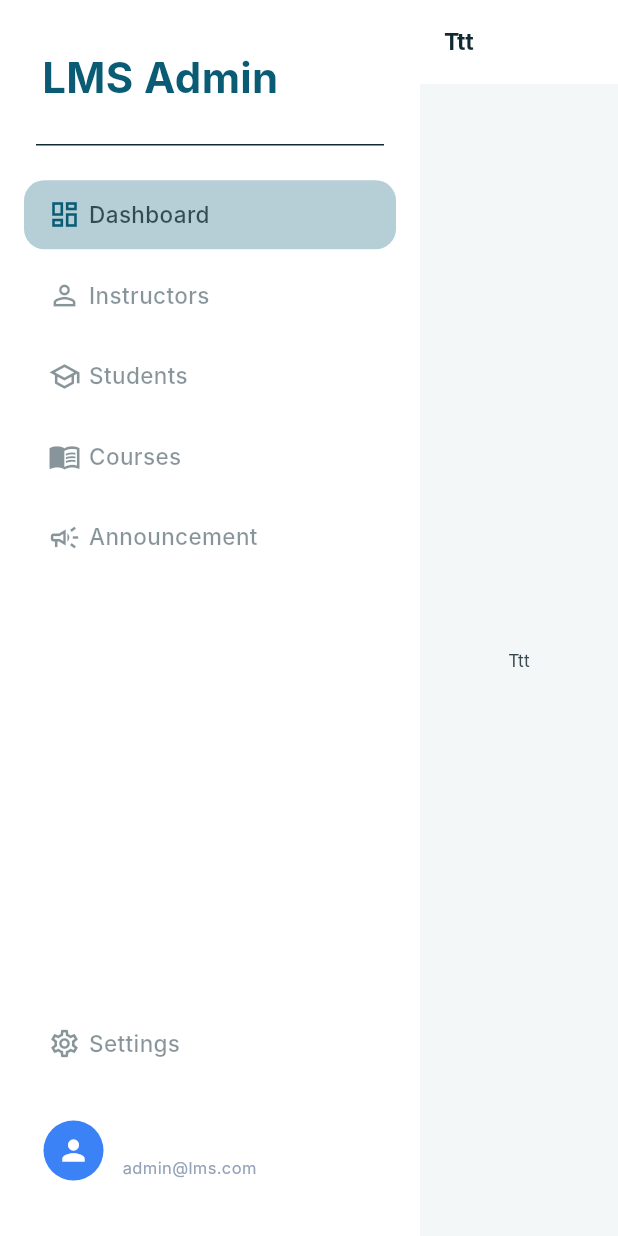
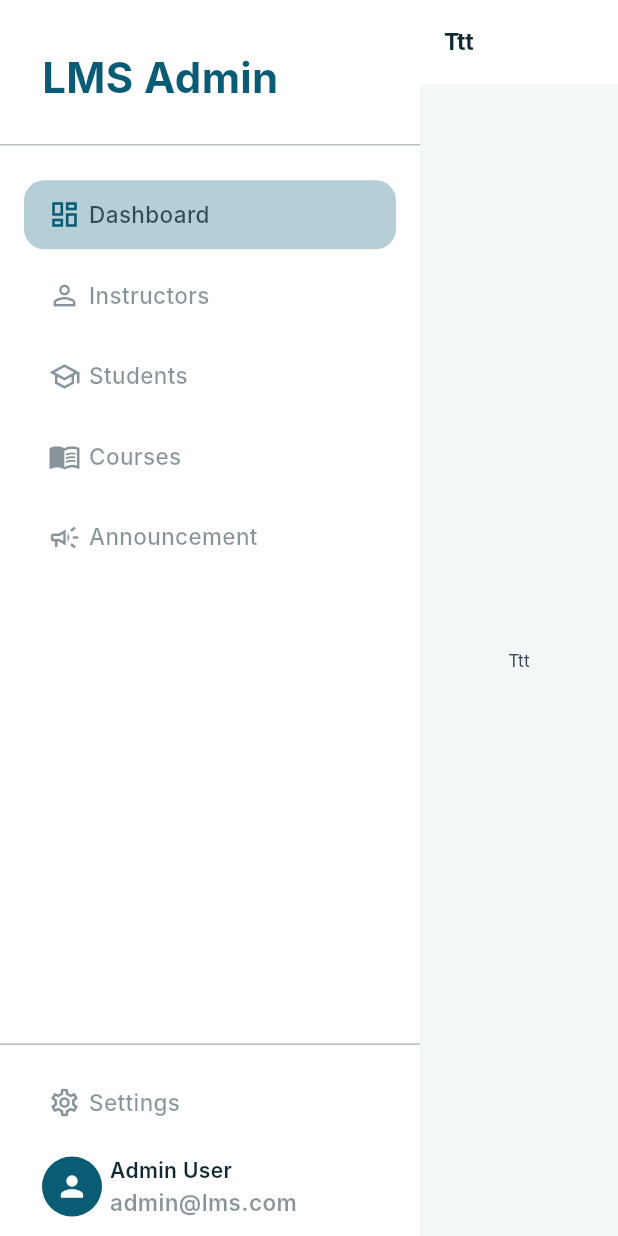
Before and after one commit to Training-Field-Project-SVU-2026/LMS-Admin-Instructor, a Flutter app: the screen it shows after launch, on a phone screen of 412 x 824 dp. Run offline on Flutter 3.47's test engine with Material 3 defaults, Android fonts, the light colour scheme and no system bars; our stand-ins replace dartz, dio, flutter_bloc, flutter_screenutil, get_it, go_router and 1 more; missing offline and left inert: linked_scroll_controller; Roboto replaces fonts that are missing (Inter).

Commit message:
SVU-78 NavBar with error in font size

```diff
--- a/lib/root/navbar.dart
+++ b/lib/root/navbar.dart
@@ -73,11 +73,9 @@
             ),
           ),
           Divider(
-            color: context.colorScheme.onSurface,
+            color: context.colorScheme.onSurface.withValues(alpha: 0.3),
             height: 1,
             thickness: 1,
-            indent: 24,
-            endIndent: 24,
           ),
           SizedBox(height: 24.h),
           Padding(
@@ -127,11 +125,15 @@
             ),
           ),
           Spacer(),
+          Divider(
+            color: context.colorScheme.onSurface.withValues(alpha: 0.3),
+            height: 1,
+            thickness: 1,
+          ),
           Padding(
-            padding: EdgeInsets.symmetric(horizontal: 16, vertical: 24),
+            padding: EdgeInsets.symmetric(horizontal: 16),
             child: Column(
               children: [
-                Divider(color: Colors.white24, height: 1, thickness: 1),
                 SizedBox(height: 16.h),
                 NavItem(
                   icon: Icons.settings_outlined,
@@ -140,26 +142,24 @@
                   isSelected: selectedIndex == 5,
                   onTap: () => onItemTap(5),
                 ),
-                SizedBox(height: 16.h),
                 Container(
                   padding: EdgeInsets.all(12),
                   decoration: BoxDecoration(
-                    color: Colors.white.withOpacity(0.05),
+                    color: context.colorScheme.surface,
                     borderRadius: BorderRadius.circular(12),
-                    border: Border.all(color: Colors.white.withOpacity(0.1)),
                   ),
                   child: Row(
                     children: [
                       CircleAvatar(
                         radius: 20,
-                        backgroundColor: Color(0xFF3B82F6),
+                        backgroundColor: context.colorScheme.primary,
                         child: Icon(
                           Icons.person,
-                          color: Colors.white,
+                          color: context.colorScheme.onPrimary,
                           size: 22,
                         ),
                       ),
-                      SizedBox(width: 12.w),
+                      SizedBox(width: 5.w),
                       Expanded(
                         child: Column(
                           crossAxisAlignment: CrossAxisAlignment.start,
@@ -167,17 +167,20 @@
                             Text(
                               'Admin User',
                               style: TextStyle(
-                                color: Colors.white,
+                                color: context.colorScheme.onSurface,
                                 fontWeight: FontWeight.w600,
                                 fontSize: 14,
                               ),
                             ),
-                            SizedBox(height: 4.h),
+                            SizedBox(height: 1.h),
                             Text(
                               'admin@lms.com',
                               style: TextStyle(
-                                color: Color(0xFF94A3B8),
-                                fontSize: 11,
+                                color: context.colorScheme.onSurface.withValues(
+                                  alpha: 0.5,
+                                ),
+                                fontSize: 15,
+                                fontWeight: FontWeight.w600,
                               ),
                               overflow: TextOverflow.ellipsis,
                             ),
```
